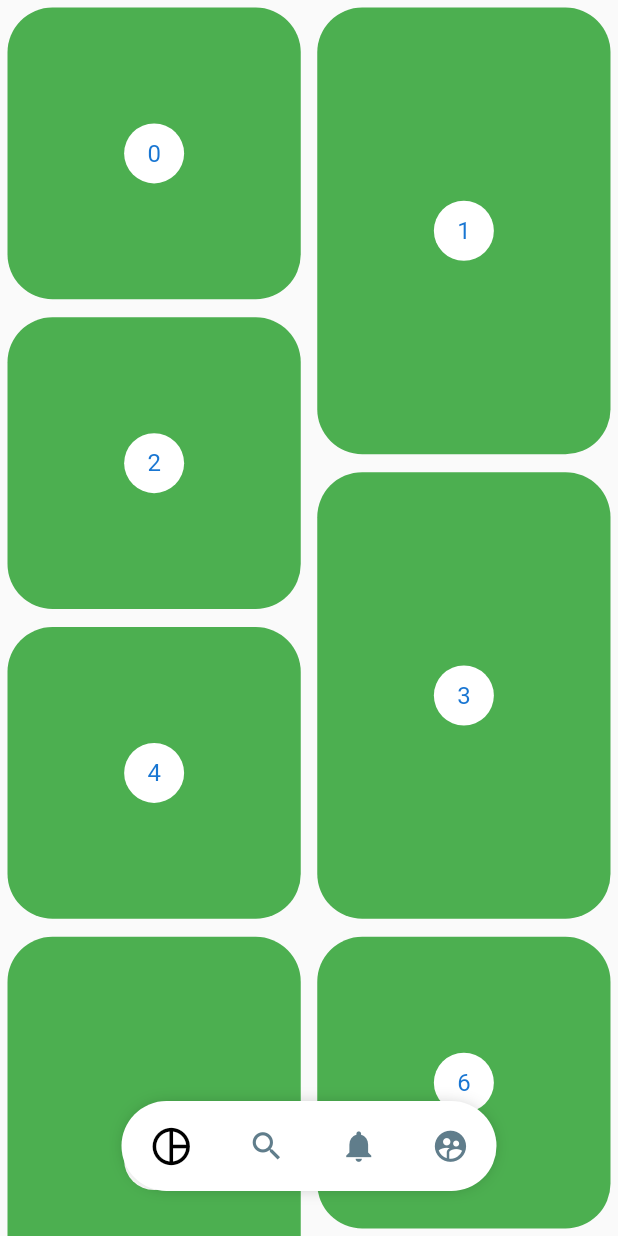
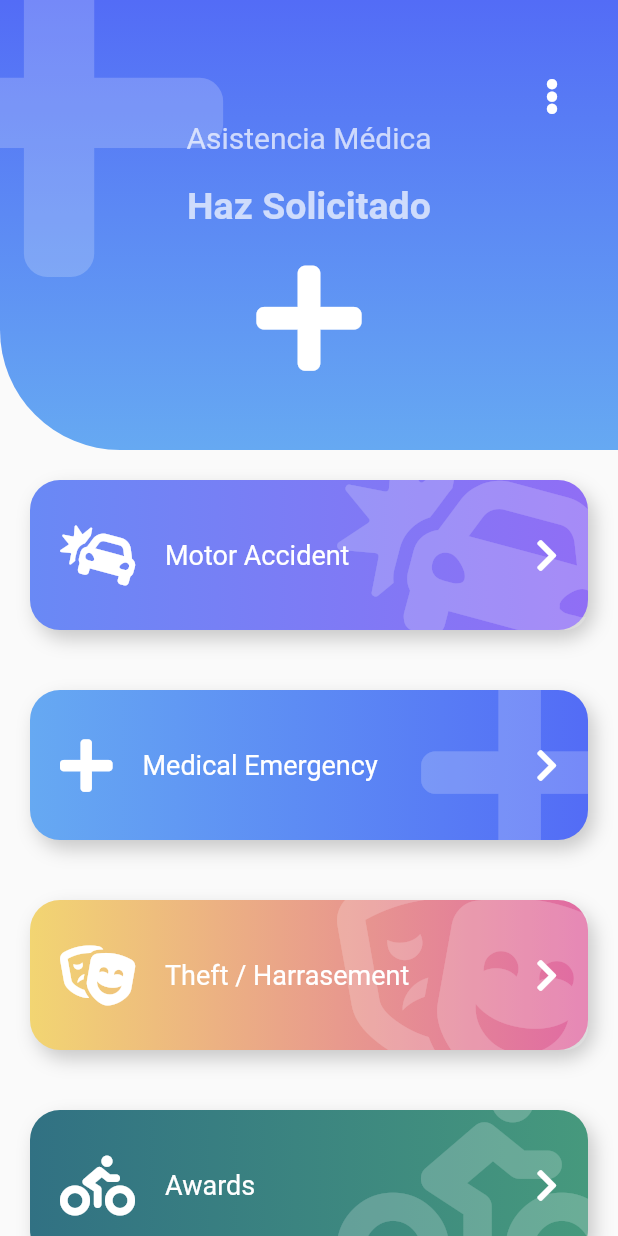
Before and after one commit to devlitus/disenio-flutter, a Flutter app: the screen it shows after launch, on a phone screen of 412 x 824 dp. Run offline on Flutter 3.47's test engine with Material 2 defaults, Android fonts, the phone set to English and light mode, and no system bars; our stand-ins replace animate_do, flutter_svg, font_awesome_flutter.

Commit message:
diseño con botones

```diff
--- a/disenosheader/lib/main.dart
+++ b/disenosheader/lib/main.dart
@@ -1,5 +1,6 @@
-import 'package:disenosheader/src/pages/pinteres_page.dart';
 import 'package:flutter/material.dart';
+import 'package:disenosheader/src/pages/emergency_page.dart';
+//import 'package:disenosheader/src/pages/pinteres_page.dart';
 //import 'package:disenosheader/src/pages/slideshow_page.dart';
 //import 'package:disenosheader/src/pages/graficas_circulares_page.dart';
 //import 'package:disenosheader/src/pages/header_page.dart';
@@ -13,7 +14,7 @@ class MyApp extends StatelessWidget {
     return MaterialApp(
       debugShowCheckedModeBanner: false,
       title: 'Diseños App',
-      home: PinteresPage(),
+      home: EmergencyPage(),
     );
   }
 }
--- /dev/null
+++ b/disenosheader/lib/src/pages/emergency_page.dart
@@ -0,0 +1,127 @@
+import 'package:flutter/material.dart';
+import 'package:animate_do/animate_do.dart';
+import 'package:font_awesome_flutter/font_awesome_flutter.dart';
+import 'package:disenosheader/src/widgets/bonto_gordo.dart';
+import 'package:disenosheader/src/widgets/headers.dart';
+
+class ItemBoton {
+  final IconData icon;
+  final String texto;
+  final Color color1;
+  final Color color2;
+
+  ItemBoton(this.icon, this.texto, this.color1, this.color2);
+}
+
+class EmergencyPage extends StatelessWidget {
+  @override
+  Widget build(BuildContext context) {
+    final items = <ItemBoton>[
+      new ItemBoton(FontAwesomeIcons.carCrash, 'Motor Accident',
+          Color(0xff6989F5), Color(0xff906EF5)),
+      new ItemBoton(FontAwesomeIcons.plus, 'Medical Emergency',
+          Color(0xff66A9F2), Color(0xff536CF6)),
+      new ItemBoton(FontAwesomeIcons.theaterMasks, 'Theft / Harrasement',
+          Color(0xffF2D572), Color(0xffE06AA3)),
+      new ItemBoton(FontAwesomeIcons.biking, 'Awards', Color(0xff317183),
+          Color(0xff46997D)),
+      new ItemBoton(FontAwesomeIcons.carCrash, 'Motor Accident',
+          Color(0xff6989F5), Color(0xff906EF5)),
+      new ItemBoton(FontAwesomeIcons.plus, 'Medical Emergency',
+          Color(0xff66A9F2), Color(0xff536CF6)),
+      new ItemBoton(FontAwesomeIcons.theaterMasks, 'Theft / Harrasement',
+          Color(0xffF2D572), Color(0xffE06AA3)),
+      new ItemBoton(FontAwesomeIcons.biking, 'Awards', Color(0xff317183),
+          Color(0xff46997D)),
+      new ItemBoton(FontAwesomeIcons.carCrash, 'Motor Accident',
+          Color(0xff6989F5), Color(0xff906EF5)),
+      new ItemBoton(FontAwesomeIcons.plus, 'Medical Emergency',
+          Color(0xff66A9F2), Color(0xff536CF6)),
+      new ItemBoton(FontAwesomeIcons.theaterMasks, 'Theft / Harrasement',
+          Color(0xffF2D572), Color(0xffE06AA3)),
+      new ItemBoton(FontAwesomeIcons.biking, 'Awards', Color(0xff317183),
+          Color(0xff46997D)),
+    ];
+    List<Widget> itemMap = items
+        .map((item) => FadeInLeft(
+          child: BotonGordo(
+              texto: item.texto,
+              icon: item.icon,
+              color1: item.color1,
+              color2: item.color2,
+              onPress: () {}),
+        ))
+        .toList();
+    return Scaffold(
+        body: Stack(
+      children: <Widget>[
+        Container(
+          margin: EdgeInsets.only(top: 300),
+          child: ListView(
+            physics: BouncingScrollPhysics(),
+            children: <Widget>[
+              ...itemMap,
+            ],
+          ),
+        ),
+        _Encabezado()
+      ],
+    ));
+  }
+}
+
+class _Encabezado extends StatelessWidget {
+  @override
+  Widget build(BuildContext context) {
+    return Stack(
+      children: <Widget>[
+        IconHeader(
+          icon: FontAwesomeIcons.plus,
+          titulo: 'Asistencia Médica',
+          subritulo: 'Haz Solicitado',
+          color2: Color(0xff66A9F2),
+          color1: Color(0xff536CF6),
+        ),
+        Positioned(
+          right: 0,
+          top: 40,
+          child: RawMaterialButton(
+            shape: CircleBorder(),
+            child: FaIcon(FontAwesomeIcons.ellipsisV, color: Colors.white),
+            onPressed: () {},
+          ),
+        )
+      ],
+    );
+  }
+}
+
+class BotonGordoTemp extends StatelessWidget {
+  @override
+  Widget build(BuildContext context) {
+    return BotonGordo(
+      icon: FontAwesomeIcons.carCrash,
+      texto: "Motor Accident",
+      color1: Color(0xff6989F5),
+      color2: Color(0xff906EF5),
+      onPress: () {},
+    );
+  }
+}
+
+class PageHeader extends StatelessWidget {
+  const PageHeader({
+    Key key,
+  }) : super(key: key);
+
+  @override
+  Widget build(BuildContext context) {
+    return IconHeader(
+      icon: FontAwesomeIcons.plus,
+      titulo: "Haz Soliciatado",
+      subritulo: "Asisténcia Médica",
+      color1: Color(0xff526BF6),
+      color2: Color(0xff67ACF2),
+    );
+  }
+}
--- a/disenosheader/lib/src/pages/pinteres_page.dart
+++ b/disenosheader/lib/src/pages/pinteres_page.dart
@@ -103,7 +103,7 @@ class _PinteresGridState extends State<PinteresGrid> {
       itemCount: item.length,
       itemBuilder: (BuildContext context, int index) => _PinteresItem(index),
       staggeredTileBuilder: (int index) =>
-          new StaggeredTile.count(2, index.isEven ? 2 : 3),
+          new StaggeredTile.count(2, index.isEven ? 2 : 1),
       mainAxisSpacing: 2.0,
       crossAxisSpacing: 1.0,
     );
--- /dev/null
+++ b/disenosheader/lib/src/widgets/bonto_gordo.dart
@@ -0,0 +1,95 @@
+import 'package:flutter/material.dart';
+import 'package:font_awesome_flutter/font_awesome_flutter.dart';
+
+class BotonGordo extends StatelessWidget {
+  final IconData icon;
+  final String texto;
+  final Color color1;
+  final Color color2;
+  final Function onPress;
+
+  const BotonGordo(
+      {this.icon = FontAwesomeIcons.carCrash,
+      @required this.texto,
+      this.color1 = Colors.grey,
+      this.color2 = Colors.blueGrey,
+      @required this.onPress});
+
+  @override
+  Widget build(BuildContext context) {
+    return GestureDetector(
+      onTap: onPress,
+      child: Stack(
+        children: <Widget>[
+          _BotonGordoBackground(this.icon, this.color1, this.color2),
+          Row(
+            mainAxisAlignment: MainAxisAlignment.center,
+            children: <Widget>[
+              SizedBox(
+                height: 140,
+                width: 40,
+              ),
+              FaIcon(this.icon, color: Colors.white, size: 40),
+              SizedBox(width: 20),
+              Expanded(
+                  child: Text(
+                this.texto,
+                style: TextStyle(color: Colors.white, fontSize: 18),
+              )),
+              FaIcon(
+                FontAwesomeIcons.chevronRight,
+                color: Colors.white,
+              ),
+              SizedBox(width: 40),
+            ],
+          )
+        ],
+      ),
+    );
+  }
+}
+
+class _BotonGordoBackground extends StatelessWidget {
+  final IconData icon;
+  final Color color1;
+  final Color color2;
+  const _BotonGordoBackground(this.icon, this.color1, this.color2);
+
+  @override
+  Widget build(BuildContext context) {
+    return Container(
+      child: ClipRRect(
+        borderRadius: BorderRadius.circular(15.0),
+        child: Stack(
+          children: <Widget>[
+            Positioned(
+                right: -20,
+                top: -20,
+                child: FaIcon(
+                  icon,
+                  size: 150,
+                  color: Colors.white.withOpacity(0.2),
+                ))
+          ],
+        ),
+      ),
+      width: double.infinity,
+      height: 100,
+      margin: EdgeInsets.all(20),
+      decoration: BoxDecoration(
+          gradient: LinearGradient(colors: <Color>[
+            color1,
+            color2,
+          ]),
+          color: Colors.red,
+          borderRadius: BorderRadius.circular(20.0),
+          boxShadow: <BoxShadow>[
+            BoxShadow(
+                color: Colors.black.withOpacity(0.2),
+                offset: Offset(4, 6),
+                blurRadius: 10)
+          ]),
+    );
+  }
+
+}
--- a/disenosheader/lib/src/widgets/headers.dart
+++ b/disenosheader/lib/src/widgets/headers.dart
@@ -1,4 +1,5 @@
 import 'package:flutter/material.dart';
+import 'package:font_awesome_flutter/font_awesome_flutter.dart';
 
 class HeaderCuadrado extends StatelessWidget {
   @override
@@ -271,3 +272,80 @@ class _HeaderWaveGradientPainter extends CustomPainter {
     return true;
   }
 }
+
+class IconHeader extends StatelessWidget {
+  final IconData icon;
+  final String titulo;
+  final String subritulo;
+  final Color color2;
+  final Color color1;
+
+  const IconHeader(
+      {@required this.icon,
+      @required this.titulo,
+      @required this.subritulo,
+      this.color1 = Colors.grey,
+      this.color2 = Colors.blueGrey});
+
+  @override
+  Widget build(BuildContext context) {
+    final Color colorBlanco = Colors.white.withOpacity(0.7);
+    return Stack(
+      children: <Widget>[
+        _IconHeaderBackground(color1: this.color1, color2: this.color2,),
+        Positioned(
+          top: -50.0,
+          left: -70.0,
+          child: FaIcon(this.icon,
+              size: 250, color: Colors.white.withOpacity(0.2)),
+        ),
+        Column(
+          children: <Widget>[
+            SizedBox(
+              height: 80,
+              width: double.infinity,
+            ),
+            Text(this.titulo,
+                style: TextStyle(fontSize: 20, color: colorBlanco)),
+            SizedBox(height: 20),
+            Text(this.subritulo,
+                style: TextStyle(
+                    fontSize: 25,
+                    color: colorBlanco,
+                    fontWeight: FontWeight.bold)),
+            SizedBox(height: 20),
+            FaIcon(
+              this.icon,
+              color: Colors.white,
+              size: 80,
+            ),
+          ],
+        )
+      ],
+    );
+  }
+}
+
+class _IconHeaderBackground extends StatelessWidget {
+  final Color color2;
+  final Color color1;
+  const _IconHeaderBackground({@required this.color1, @required this.color2});
+
+  @override
+  Widget build(BuildContext context) {
+    return Container(
+      width: double.infinity,
+      height: 300,
+      decoration: BoxDecoration(
+        borderRadius: BorderRadius.only(bottomLeft: Radius.circular(80)),
+        gradient: LinearGradient(
+            begin: Alignment.topCenter,
+            end: Alignment.bottomCenter,
+            colors: <Color>[
+              this.color1,
+              this.color2
+            ]),
+      ),
+    );
+  }
+}
--- a/disenosheader/pubspec.yaml
+++ b/disenosheader/pubspec.yaml
@@ -31,6 +31,8 @@ dependencies:
   flutter_svg:
   provider: ^4.3.1
   flutter_staggered_grid_view:
+  font_awesome_flutter: ^8.8.1
+  animate_do:
 
 dev_dependencies:
   flutter_test:
```
Also changed, not shown: disenosheader/pubspec.lock.
